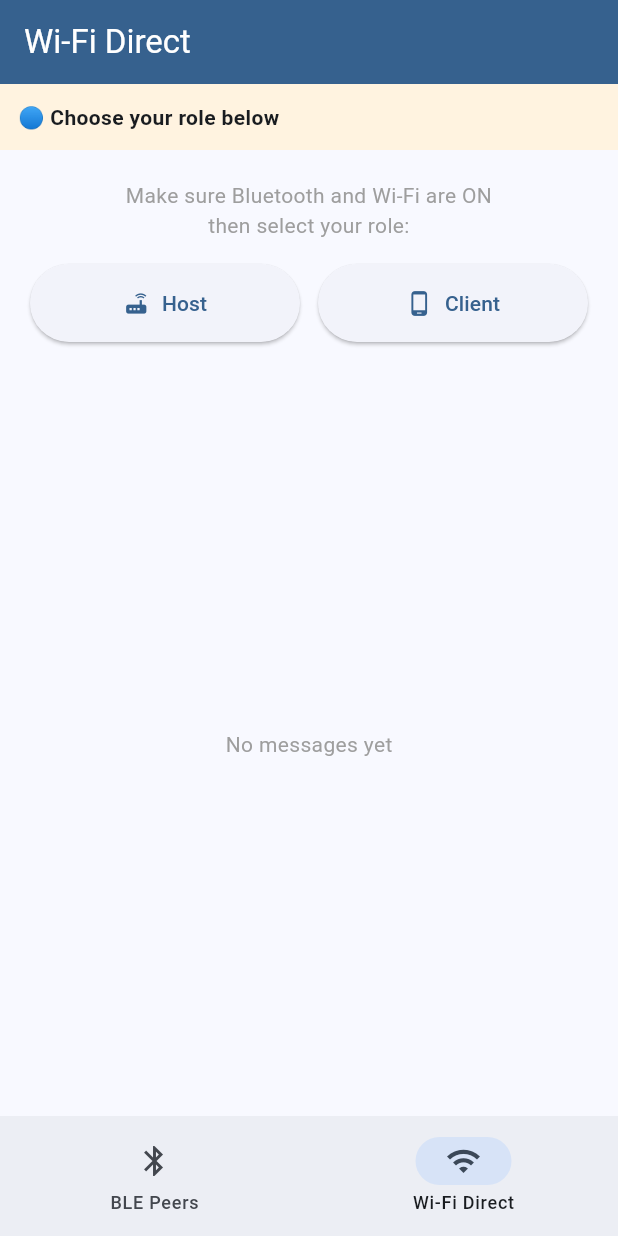
After one commit to mulema-makoge/campus_mesh, a Flutter app: the screen it shows after launch, item 2 of the bottom bar chosen, on a phone screen of 412 x 824 dp. The commit adds this screen. Run offline on Flutter 3.47's test engine with Material 3 defaults, Android fonts, the phone set to English and light mode, and no system bars; our stand-ins replace firebase_core, firebase_crashlytics, flutter_blue_plus, permission_handler; missing offline and left inert: flutter_p2p_connection; accounts and stored records are empty.

Commit message:
Phase 2: BLE discovery and Wi-Fi Direct messaging working on both devices

```diff
--- a/lib/app.dart
+++ b/lib/app.dart
@@ -1,5 +1,6 @@
 import 'package:flutter/material.dart';
 import 'features/discovery/peer_list_screen.dart';
+import 'features/discovery/wifi_direct_screen.dart';
 
 class CampusMeshApp extends StatelessWidget {
   const CampusMeshApp({super.key});
@@ -13,7 +14,45 @@ class CampusMeshApp extends StatelessWidget {
         colorSchemeSeed: Colors.blue,
         useMaterial3: true,
       ),
-      home: const PeerListScreen(),
+      home: const MainScreen(),
     );
   }
 }
+
+class MainScreen extends StatefulWidget {
+  const MainScreen({super.key});
+
+  @override
+  State<MainScreen> createState() => _MainScreenState();
+}
+
+class _MainScreenState extends State<MainScreen> {
+  int _currentIndex = 0;
+
+  final List<Widget> _screens = const [
+    PeerListScreen(),
+    WifiDirectScreen(),
+  ];
+
+  @override
+  Widget build(BuildContext context) {
+    return Scaffold(
+      body: _screens[_currentIndex],
+      bottomNavigationBar: NavigationBar(
+        selectedIndex: _currentIndex,
+        onDestinationSelected: (index) =>
+            setState(() => _currentIndex = index),
+        destinations: const [
+          NavigationDestination(
+            icon: Icon(Icons.bluetooth),
+            label: 'BLE Peers',
+          ),
+          NavigationDestination(
+            icon: Icon(Icons.wifi),
+            label: 'Wi-Fi Direct',
+          ),
+        ],
+      ),
+    );
+  }
+}
--- /dev/null
+++ b/lib/features/discovery/wifi_direct_screen.dart
@@ -0,0 +1,326 @@
+import 'package:flutter/material.dart';
+import 'package:flutter_p2p_connection/flutter_p2p_connection.dart';
+import '../../services/wifi_direct_service.dart';
+
+class WifiDirectScreen extends StatefulWidget {
+  const WifiDirectScreen({super.key});
+
+  @override
+  State<WifiDirectScreen> createState() => _WifiDirectScreenState();
+}
+
+class _WifiDirectScreenState extends State<WifiDirectScreen> {
+  final WifiDirectService _service = WifiDirectService();
+  final TextEditingController _messageController = TextEditingController();
+  final List<String> _messages = [];
+
+  List<BleDiscoveredDevice> _peers = [];
+  bool _isConnected = false;
+  bool _isLoading = false;
+  String _role = 'none';
+  String _statusText = 'Choose your role below';
+
+  @override
+  void initState() {
+    super.initState();
+
+    _service.peersStream.listen((peers) {
+      setState(() => _peers = peers);
+    });
+
+    _service.messageStream.listen((message) {
+      setState(() => _messages.add('Received: $message'));
+    });
+
+    _service.connectionStream.listen((connected) {
+      setState(() {
+        _isConnected = connected;
+        if (connected) {
+          _statusText =
+              'Connected as ${_service.isHost ? "Host" : "Client"}';
+        }
+      });
+    });
+
+    // Check Bluetooth on load and warn user
+    _checkBluetooth();
+  }
+
+  Future<void> _checkBluetooth() async {
+    final btOn = await WifiDirectService.isBluetoothOn();
+    if (!btOn && mounted) {
+      ScaffoldMessenger.of(context).showSnackBar(
+        const SnackBar(
+          content: Text('⚠️ Please turn Bluetooth ON before starting'),
+          duration: Duration(seconds: 5),
+          backgroundColor: Colors.orange,
+        ),
+      );
+    }
+  }
+
+  void _showError(String message) {
+    if (!mounted) return;
+    ScaffoldMessenger.of(context).showSnackBar(
+      SnackBar(
+        content: Text(message),
+        backgroundColor: Colors.red,
+        duration: const Duration(seconds: 4),
+      ),
+    );
+  }
+
+  Future<void> _startAsHost() async {
+    setState(() {
+      _isLoading = true;
+      _role = 'host';
+      _statusText = 'Setting up host...';
+    });
+
+    final error = await _service.startAsHost();
+
+    if (error != null) {
+      setState(() {
+        _role = 'none';
+        _statusText = 'Choose your role below';
+      });
+      _showError(error);
+    } else {
+      setState(() => _statusText = 'Waiting for client to connect...');
+    }
+
+    setState(() => _isLoading = false);
+  }
+
+  Future<void> _startAsClient() async {
+    setState(() {
+      _isLoading = true;
+      _role = 'client';
+      _statusText = 'Scanning for host...';
+    });
+
+    final error = await _service.startAsClient();
+
+    if (error != null) {
+      setState(() {
+        _role = 'none';
+        _statusText = 'Choose your role below';
+      });
+      _showError(error);
+    }
+
+    setState(() => _isLoading = false);
+  }
+
+  Future<void> _connectToPeer(BleDiscoveredDevice device) async {
+    setState(() {
+      _isLoading = true;
+      _statusText = 'Connecting to ${device.deviceName}...';
+    });
+
+    final error = await _service.connectToPeer(device);
+
+    if (error != null) {
+      _showError('Connection failed: $error');
+      setState(() => _statusText = 'Scanning for host...');
+    }
+
+    setState(() => _isLoading = false);
+  }
+
+  Future<void> _sendMessage() async {
+    final text = _messageController.text.trim();
+    if (text.isEmpty) return;
+    await _service.sendMessage(text);
+    setState(() => _messages.add('Sent: $text'));
+    _messageController.clear();
+  }
+
+  @override
+  void dispose() {
+    _service.dispose();
+    _messageController.dispose();
+    super.dispose();
+  }
+
+  @override
+  Widget build(BuildContext context) {
+    return Scaffold(
+      appBar: AppBar(
+        title: const Text('Wi-Fi Direct'),
+        backgroundColor: Theme.of(context).colorScheme.primary,
+        foregroundColor: Colors.white,
+      ),
+      body: Column(
+        children: [
+          // Status bar
+          Container(
+            width: double.infinity,
+            padding: const EdgeInsets.all(12),
+            color: _isConnected
+                ? Colors.green[100]
+                : _role == 'none'
+                    ? Colors.orange[50]
+                    : Colors.blue[50],
+            child: Row(
+              children: [
+                if (_isLoading)
+                  const SizedBox(
+                    width: 16,
+                    height: 16,
+                    child: CircularProgressIndicator(strokeWidth: 2),
+                  ),
+                if (_isLoading) const SizedBox(width: 8),
+                Expanded(
+                  child: Text(
+                    _isConnected ? '🟢 $_statusText' : '🔵 $_statusText',
+                    style: const TextStyle(fontWeight: FontWeight.bold),
+                  ),
+                ),
+              ],
+            ),
+          ),
+
+          // Role selection
+          if (_role == 'none')
+            Padding(
+              padding: const EdgeInsets.all(20),
+              child: Column(
+                children: [
+                  const Text(
+                    'Make sure Bluetooth and Wi-Fi are ON\nthen select your role:',
+                    textAlign: TextAlign.center,
+                    style: TextStyle(fontSize: 14, color: Colors.grey),
+                  ),
+                  const SizedBox(height: 16),
+                  Row(
+                    children: [
+                      Expanded(
+                        child: ElevatedButton.icon(
+                          onPressed: _isLoading ? null : _startAsHost,
+                          icon: const Icon(Icons.router),
+                          label: const Text('Host'),
+                          style: ElevatedButton.styleFrom(
+                              padding: const EdgeInsets.all(16)),
+                        ),
+                      ),
+                      const SizedBox(width: 12),
+                      Expanded(
+                        child: ElevatedButton.icon(
+                          onPressed: _isLoading ? null : _startAsClient,
+                          icon: const Icon(Icons.phone_android),
+                          label: const Text('Client'),
+                          style: ElevatedButton.styleFrom(
+                              padding: const EdgeInsets.all(16)),
+                        ),
+                      ),
+                    ],
+                  ),
+                ],
+              ),
+            ),
+
+          // Peer list for client
+          if (_role == 'client' && !_isConnected)
+            Expanded(
+              flex: 1,
+              child: _peers.isEmpty
+                  ? const Center(
+                      child: Column(
+                        mainAxisAlignment: MainAxisAlignment.center,
+                        children: [
+                          CircularProgressIndicator(),
+                          SizedBox(height: 12),
+                          Text('Scanning for host via BLE...'),
+                        ],
+                      ),
+                    )
+                  : ListView.builder(
+                      itemCount: _peers.length,
+                      itemBuilder: (context, index) {
+                        final peer = _peers[index];
+                        return ListTile(
+                          leading: const Icon(Icons.router),
+                          title: Text(peer.deviceName),
+                          subtitle: Text(peer.deviceAddress),
+                          trailing: ElevatedButton(
+                            onPressed:
+                                _isLoading ? null : () => _connectToPeer(peer),
+                            child: const Text('Connect'),
+                          ),
+                        );
+                      },
+                    ),
+            ),
+
+          // Messages
+          Expanded(
+            flex: 2,
+            child: _messages.isEmpty
+                ? Center(
+                    child: Text(
+                      _isConnected
+                          ? 'Type a message below'
+                          : 'No messages yet',
+                      style: const TextStyle(color: Colors.grey),
+                    ),
+                  )
+                : ListView.builder(
+                    padding: const EdgeInsets.all(12),
+                    itemCount: _messages.length,
+                    itemBuilder: (context, index) {
+                      final msg = _messages[index];
+                      final isSent = msg.startsWith('Sent:');
+                      return Align(
+                        alignment: isSent
+                            ? Alignment.centerRight
+                            : Alignment.centerLeft,
+                        child: Container(
+                          margin: const EdgeInsets.symmetric(vertical: 4),
+                          padding: const EdgeInsets.all(10),
+                          decoration: BoxDecoration(
+                            color: isSent
+                                ? Theme.of(context).colorScheme.primary
+                                : Colors.grey[200],
+                            borderRadius: BorderRadius.circular(12),
+                          ),
+                          child: Text(
+                            msg,
+                            style: TextStyle(
+                                color:
+                                    isSent ? Colors.white : Colors.black),
+                          ),
+                        ),
+                      );
+                    },
+                  ),
+          ),
+
+          // Message input
+          if (_isConnected)
+            Padding(
+              padding: const EdgeInsets.all(12),
+              child: Row(
+                children: [
+                  Expanded(
+                    child: TextField(
+                      controller: _messageController,
+                      decoration: const InputDecoration(
+                        hintText: 'Type a message...',
+                        border: OutlineInputBorder(),
+                      ),
+                    ),
+                  ),
+                  const SizedBox(width: 8),
+                  IconButton.filled(
+                    onPressed: _sendMessage,
+                    icon: const Icon(Icons.send),
+                  ),
+                ],
+              ),
+            ),
+        ],
+      ),
+    );
+  }
+}
--- a/lib/services/wifi_direct_service.dart
+++ b/lib/services/wifi_direct_service.dart
@@ -0,0 +1,181 @@
+import 'dart:async';
+import 'package:flutter_p2p_connection/flutter_p2p_connection.dart';
+
+class WifiDirectService {
+  FlutterP2pHost? _host;
+  FlutterP2pClient? _client;
+  bool _initialized = false;
+
+  StreamSubscription<String>? _messageSubscription;
+
+  final _messageController = StreamController<String>.broadcast();
+  Stream<String> get messageStream => _messageController.stream;
+
+  final _peersController =
+      StreamController<List<BleDiscoveredDevice>>.broadcast();
+  Stream<List<BleDiscoveredDevice>> get peersStream => _peersController.stream;
+
+  final _connectionController = StreamController<bool>.broadcast();
+  Stream<bool> get connectionStream => _connectionController.stream;
+
+  bool _isHost = false;
+  bool get isHost => _isHost;
+
+  static Future<bool> isBluetoothOn() async {
+    final host = FlutterP2pHost();
+    await host.initialize();
+    final on = await host.checkBluetoothEnabled();
+    await host.dispose();
+    return on;
+  }
+
+  // ── HOST ──────────────────────────────────────────────────────
+  Future<String?> startAsHost() async {
+    try {
+      _isHost = true;
+      _host = FlutterP2pHost();
+      await _host!.initialize();
+      _initialized = true;
+
+      // Request permissions ONCE — don't loop
+      await _host!.askP2pPermissions();
+      await _host!.askBluetoothPermissions();
+
+      // Enable services
+      if (!await _host!.checkWifiEnabled()) {
+        await _host!.enableWifiServices();
+        await Future.delayed(const Duration(seconds: 1));
+      }
+      if (!await _host!.checkBluetoothEnabled()) {
+        await _host!.enableBluetoothServices();
+        await Future.delayed(const Duration(seconds: 1));
+      }
+      if (!await _host!.checkLocationEnabled()) {
+        await _host!.enableLocationServices();
+        await Future.delayed(const Duration(seconds: 1));
+      }
+
+      // Listen for messages
+      _messageSubscription = _host!.streamReceivedTexts().listen((msg) {
+        if (!_messageController.isClosed) _messageController.add(msg);
+      });
+
+      // Listen for connection state
+      _host!.streamHotspotState().listen((state) {
+        if (!_connectionController.isClosed) {
+          _connectionController.add(state.isActive);
+        }
+      });
+
+      _host!.streamClientList().listen((clients) {
+        if (clients.isNotEmpty && !_connectionController.isClosed) {
+          _connectionController.add(true);
+        }
+      });
+
+      // Try to create group — if it fails it's a permission issue
+      await _host!.createGroup();
+      return null;
+    } catch (e) {
+      return 'Failed to start host: $e';
+    }
+  }
+
+  // ── CLIENT ────────────────────────────────────────────────────
+  Future<String?> startAsClient() async {
+    try {
+      _isHost = false;
+      _client = FlutterP2pClient();
+      await _client!.initialize();
+      _initialized = true;
+
+      // Request permissions ONCE — don't loop
+      await _client!.askP2pPermissions();
+      await _client!.askBluetoothPermissions();
+
+      // Enable services
+      if (!await _client!.checkWifiEnabled()) {
+        await _client!.enableWifiServices();
+        await Future.delayed(const Duration(seconds: 1));
+      }
+      if (!await _client!.checkBluetoothEnabled()) {
+        await _client!.enableBluetoothServices();
+        await Future.delayed(const Duration(seconds: 1));
+      }
+      if (!await _client!.checkLocationEnabled()) {
+        await _client!.enableLocationServices();
+        await Future.delayed(const Duration(seconds: 1));
+      }
+
+      // Listen for messages
+      _messageSubscription = _client!.streamReceivedTexts().listen((msg) {
+        if (!_messageController.isClosed) _messageController.add(msg);
+      });
+
+      // Listen for connection state
+      _client!.streamHotspotState().listen((state) {
+        if (!_connectionController.isClosed) {
+          _connectionController.add(state.isActive);
+        }
+      });
+
+      // Start BLE scan
+      await _client!.startScan((devices) {
+        if (!_peersController.isClosed) _peersController.add(devices);
+      });
+
+      return null;
+    } catch (e) {
+      return 'Failed to start client: $e';
+    }
+  }
+
+  // ── CONNECT ───────────────────────────────────────────────────
+  Future<String?> connectToPeer(BleDiscoveredDevice device) async {
+    try {
+      await _client?.stopScan();
+      await _client?.connectWithDevice(
+        device,
+        timeout: const Duration(seconds: 30),
+      );
+      return null;
+    } catch (e) {
+      return e.toString();
+    }
+  }
+
+  // ── SEND ──────────────────────────────────────────────────────
+  Future<void> sendMessage(String message) async {
+    if (_isHost) {
+      await _host?.broadcastText(message);
+    } else {
+      await _client?.broadcastText(message);
+    }
+  }
+
+  Future<void> stopScan() async => await _client?.stopScan();
+
+  Future<void> disconnect() async {
+    try {
+      await _host?.removeGroup();
+    } catch (_) {}
+    try {
+      await _client?.disconnect();
+    } catch (_) {}
+  }
+
+  void dispose() {
+    _messageSubscription?.cancel();
+    if (!_messageController.isClosed) _messageController.close();
+    if (!_peersController.isClosed) _peersController.close();
+    if (!_connectionController.isClosed) _connectionController.close();
+    if (_initialized) {
+      try {
+        _host?.dispose();
+      } catch (_) {}
+      try {
+        _client?.dispose();
+      } catch (_) {}
+    }
+  }
+}
--- a/pubspec.yaml
+++ b/pubspec.yaml
@@ -37,7 +37,9 @@ dependencies:
   firebase_crashlytics: ^5.2.2
   firebase_core: ^4.9.0
   flutter_blue_plus: ^2.3.2
-  flutter_p2p_connection: ^3.0.3
+  flutter_p2p_connection:
+    path: packages/flutter_p2p_connection
+  permission_handler: ^11.4.0
 
 dev_dependencies:
   flutter_test:
```
Also changed, not shown: lib/services/ble_service.dart (+40 -5 lines), pubspec.lock, 3 other files.
